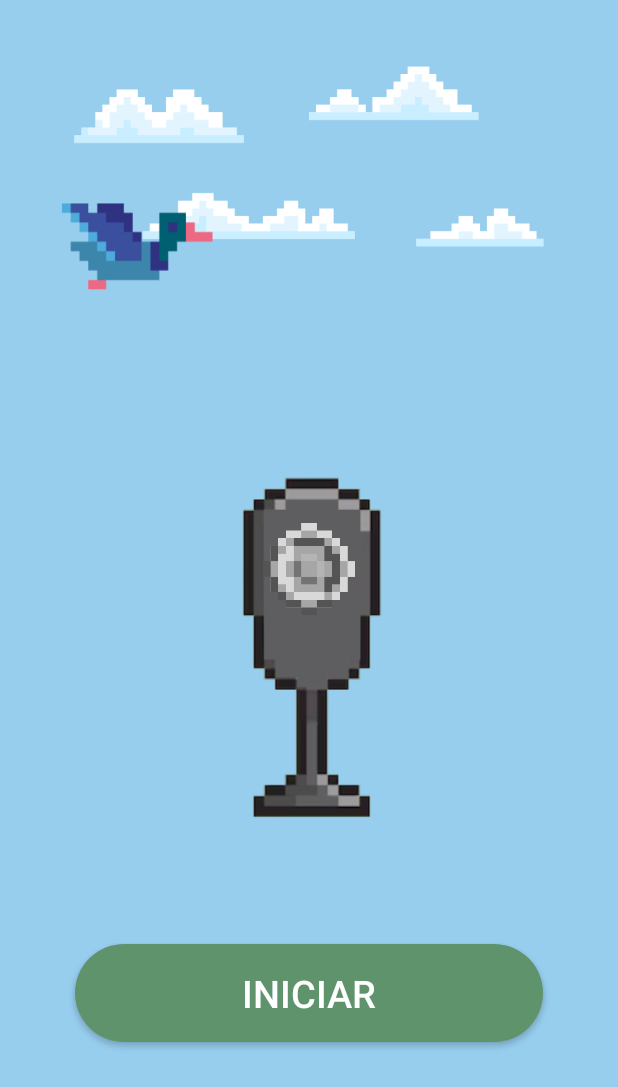
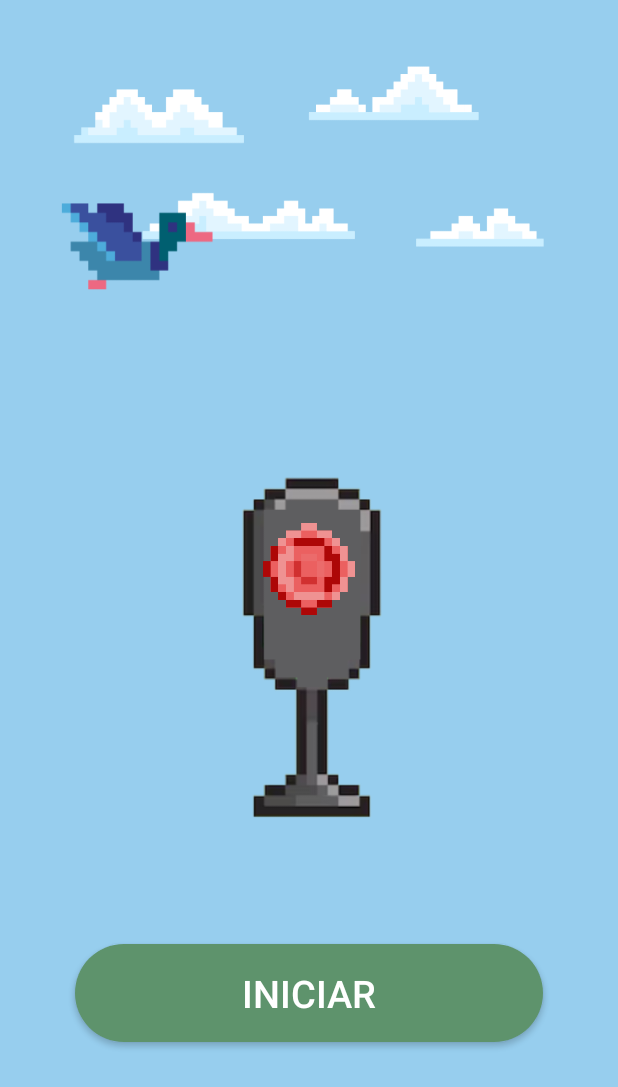
Before and after one commit to pizzatoev/semaforo_hilos, an Android app: the screen it shows after launch (MainActivity), on a phone screen of 412 x 824 dp. Shown: the top 1087 px of the screen. Run offline under Robolectric (Android 15) with nearby library versions, the phone set to English and light mode, and no system bars.

Commit message:
Fase 2: Simulado de encendido de 3 colores

```diff
--- a/app/src/main/res/layout/activity_main.xml
+++ b/app/src/main/res/layout/activity_main.xml
@@ -31,7 +31,7 @@
                 android:layout_height="80dp"
                 android:layout_gravity="center_horizontal"
                 android:layout_marginTop="60dp"
-                android:src="@drawable/luz_off" />
+                android:src="@drawable/luz_roja" />
         </FrameLayout>
 
 
```
Also changed, not shown: app/src/main/java/com/example/semaforohilos/MainActivity.java (+13 -1 lines).
